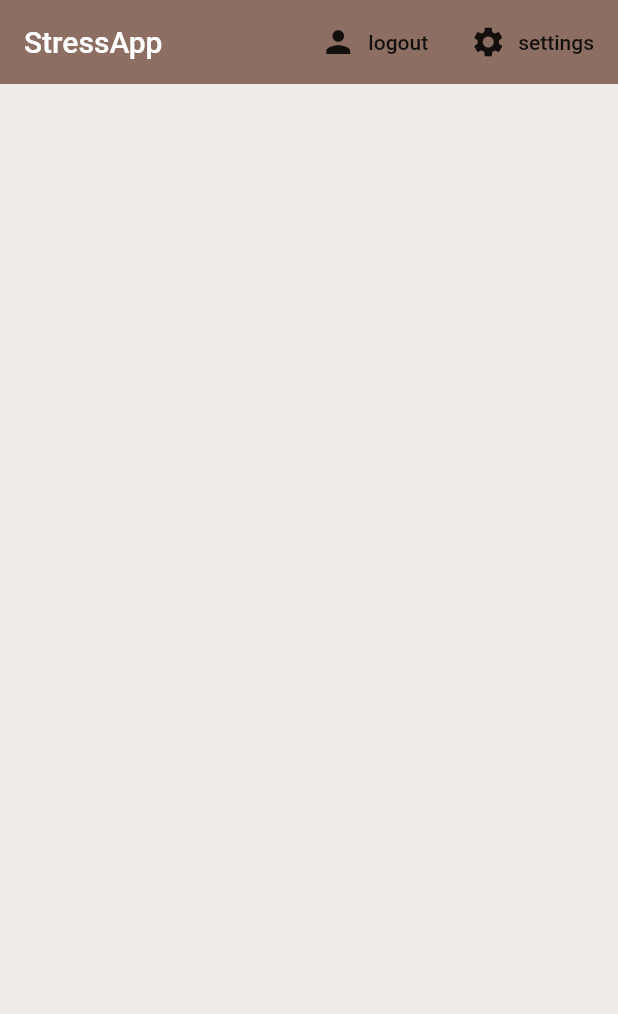
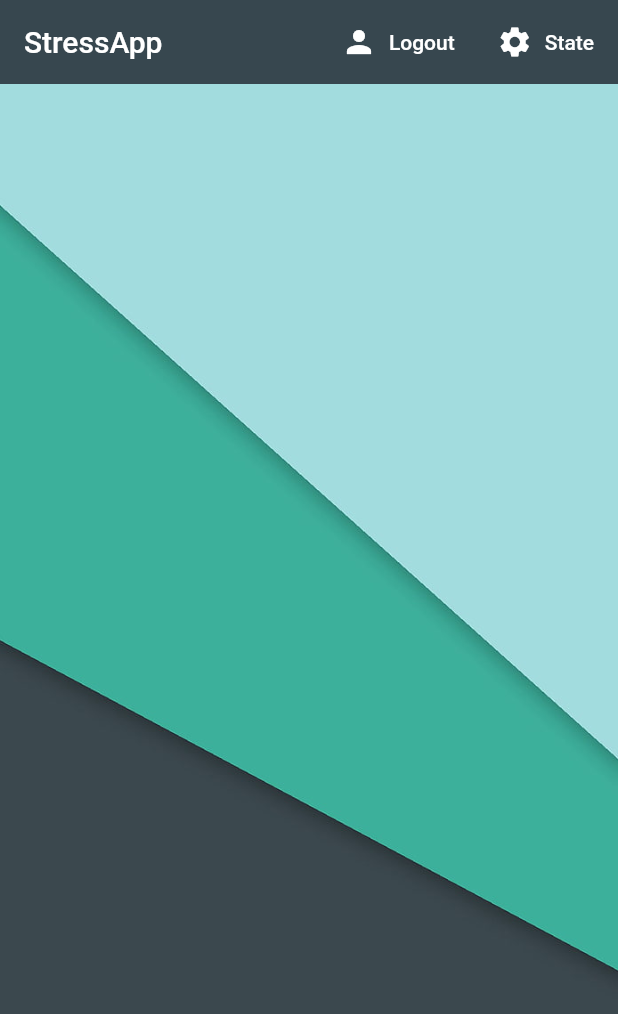
Before and after one commit to matifrancois/Flutter_StressApp, a Flutter app: the screen it shows once a user with an empty profile is signed in, on a phone screen of 412 x 824 dp. Shown: the top 1014 px of the screen. Run offline on Flutter 3.47's test engine with Material 2 defaults, Android fonts, the phone set to English and light mode, and no system bars; our stand-ins replace cloud_firestore, firebase_auth, flutter_spinkit; accounts and stored records are empty.

Commit message:
app working fine

```diff
--- a/lib/models/user.dart
+++ b/lib/models/user.dart
@@ -3,3 +3,12 @@ class User {
   final String uid;
   User({this.uid});
 }
+
+class UserData {
+  final String uid;
+  final String name;
+  final String description;
+  final int stress;
+
+  UserData({this.uid, this.name, this.description, this.stress});
+}
--- a/lib/screens/home/home.dart
+++ b/lib/screens/home/home.dart
@@ -1,4 +1,3 @@
-import 'package:cloud_firestore/cloud_firestore.dart';
 import 'package:flutter/material.dart';
 import 'package:stressapp/screens/home/settings_form.dart';
 import 'package:stressapp/services/auth.dart';
@@ -29,10 +28,9 @@ class Home extends StatelessWidget {
     return StreamProvider<List<Stress>>.value(
       value: DatabaseService().stress,
       child: Scaffold(
-        backgroundColor: Colors.brown[50],
         appBar: AppBar(
           title: Text('StressApp'),
-          backgroundColor: Colors.brown[400],
+          backgroundColor: Colors.blueGrey[800],
           elevation: 0.0,
           //las actions son widgets que apareceran en la appBar
           actions: <Widget>[
@@ -40,16 +38,24 @@ class Home extends StatelessWidget {
               onPressed: () async {
                 await _auth.signOut();
               },
-              icon: Icon(Icons.person),
-              label: Text('logout'),
+              icon: Icon(Icons.person, color: Colors.white),
+              label: Text('Logout', style: TextStyle(color: Colors.white)),
             ),
             FlatButton.icon(
                 onPressed: () => _showSettingsPanel(),
-                icon: Icon(Icons.settings),
-                label: Text('settings'))
+                icon: Icon(
+                  Icons.settings,
+                  color: Colors.white,
+                ),
+                label: Text('State', style: TextStyle(color: Colors.white)))
           ],
         ),
-        body: StressList(),
+        body: Container(
+            decoration: BoxDecoration(
+                image: DecorationImage(
+                    image: AssetImage('assets/background.jpg'),
+                    fit: BoxFit.cover)),
+            child: StressList()),
       ),
     );
   }
--- a/lib/screens/home/stress_list.dart
+++ b/lib/screens/home/stress_list.dart
@@ -12,12 +12,13 @@ class StressList extends StatefulWidget {
 class _StressListState extends State<StressList> {
   @override
   Widget build(BuildContext context) {
-    final stress = Provider.of<List<Stress>>(context);
-    stress.forEach((stress) {
-      print(stress.name);
-      print(stress.description);
-      print(stress.stress);
-    });
+    // el [] es porque al principio sino te tira error porque no existe.
+    final stress = Provider.of<List<Stress>>(context) ?? [];
+    // stress.forEach((stress) {
+    //   print(stress.name);
+    //   print(stress.description);
+    //   print(stress.stress);
+    // });
 
     return ListView.builder(
         itemCount: stress.length,
--- a/lib/services/auth.dart
+++ b/lib/services/auth.dart
@@ -55,7 +55,7 @@ class AuthService {
 
       //create a new document for the user with the uid
       await DatabaseService(uid: user.uid)
-          .updateUserData('0', 'new stress member', 100);
+          .updateUserData('At Home', 'new stress member', 100);
 
       return _userFromFirebaseUser(user);
     } catch (e) {
--- a/lib/shared/constants.dart
+++ b/lib/shared/constants.dart
@@ -1,4 +1,9 @@
 import 'package:flutter/material.dart';
+
+const NUMOFCOLORS = 3; //Green, yellow and red
+const GREEN = 0;
+const YELLOW = 1;
+const RED = 2;
 
 const textInputDecoration = InputDecoration(
 
--- a/pubspec.yaml
+++ b/pubspec.yaml
@@ -49,8 +49,8 @@ flutter:
   uses-material-design: true
 
   # To add assets to your application, add an assets section, like this:
-  # assets:
-  #   - images/a_dot_burr.jpeg
+  assets:
+    - assets/
   #   - images/a_dot_ham.jpeg
 
   # An image asset can refer to one or more resolution-specific "variants", see
```
Also changed, not shown: lib/screens/home/settings_form.dart (+91 -8 lines), lib/screens/home/stress_tile.dart (+26 -1 lines), lib/services/database.dart (+21 -0 lines), assets/background.jpg (added), assets/logoStressApp.png (added).
